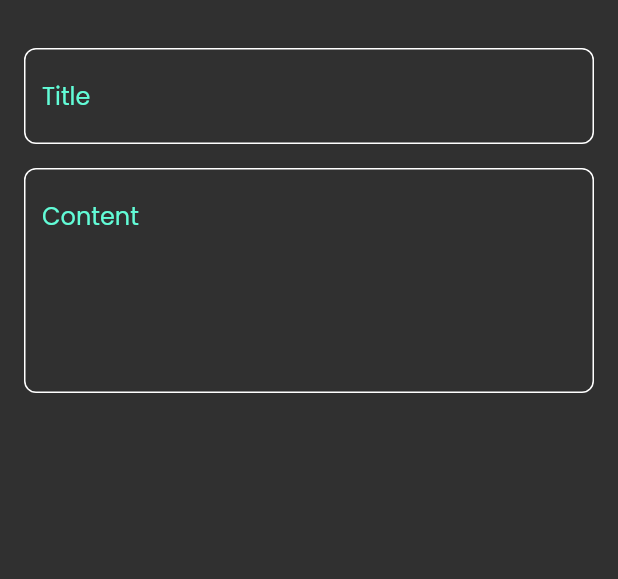
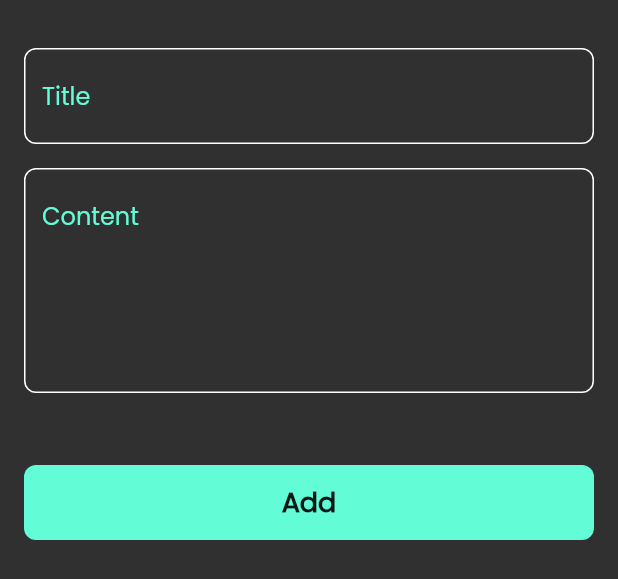
Before and after one commit to MohammedGhazaly/notes_app, a Flutter app: the AddNoteBottomSheet widget shown alone on an empty page, opened directly, on a phone screen of 412 x 824 dp. Shown: the top 579 px of the screen. Run offline on Flutter 3.47's test engine with Material 2 defaults, Android fonts, the phone set to English and light mode, and no system bars; our stand-ins replace font_awesome_flutter.

Commit message:
created custom button and added to bottom sheet

```diff
--- a/lib/views/widgets/add_note_bottom_sheet_widget.dart
+++ b/lib/views/widgets/add_note_bottom_sheet_widget.dart
@@ -1,4 +1,6 @@
 import 'package:flutter/material.dart';
+import 'package:notes_app/constants.dart';
+import 'package:notes_app/views/widgets/custom_button_widget.dart';
 import 'package:notes_app/views/widgets/custom_text_field_widget.dart';
 
 class AddNoteBottomSheet extends StatelessWidget {
@@ -8,6 +10,7 @@ class AddNoteBottomSheet extends StatelessWidget {
   Widget build(BuildContext context) {
     return Padding(
       padding: const EdgeInsets.symmetric(horizontal: 16),
+      child: SingleChildScrollView(
         child: Column(
           children: const [
             SizedBox(
@@ -23,10 +26,15 @@ class AddNoteBottomSheet extends StatelessWidget {
               hintText: "Content",
               maxLines: 5,
             ),
-          Spacer(
-            flex: 1,
+            SizedBox(
+              height: 48,
+            ),
+            CustomButtonWidget(),
+            SizedBox(
+              height: 24,
             )
           ],
+        ),
       ),
     );
   }
--- /dev/null
+++ b/lib/views/widgets/custom_button_widget.dart
@@ -0,0 +1,30 @@
+import 'package:flutter/material.dart';
+import 'package:notes_app/constants.dart';
+
+class CustomButtonWidget extends StatelessWidget {
+  const CustomButtonWidget({super.key});
+
+  @override
+  Widget build(BuildContext context) {
+    return InkWell(
+      customBorder:
+          RoundedRectangleBorder(borderRadius: BorderRadius.circular(8)),
+      onTap: () {},
+      child: Container(
+        width: MediaQuery.of(context).size.width,
+        height: 50,
+        decoration: BoxDecoration(
+            color: kPrimaryColor, borderRadius: BorderRadius.circular(8)),
+        child: Center(
+          child: Text(
+            "Add",
+            style: TextStyle(
+                color: Colors.black.withOpacity(0.9),
+                fontSize: 18,
+                fontWeight: FontWeight.w600),
+          ),
+        ),
+      ),
+    );
+  }
+}
```
Lines whose indentation alone changed are shown as unchanged.
